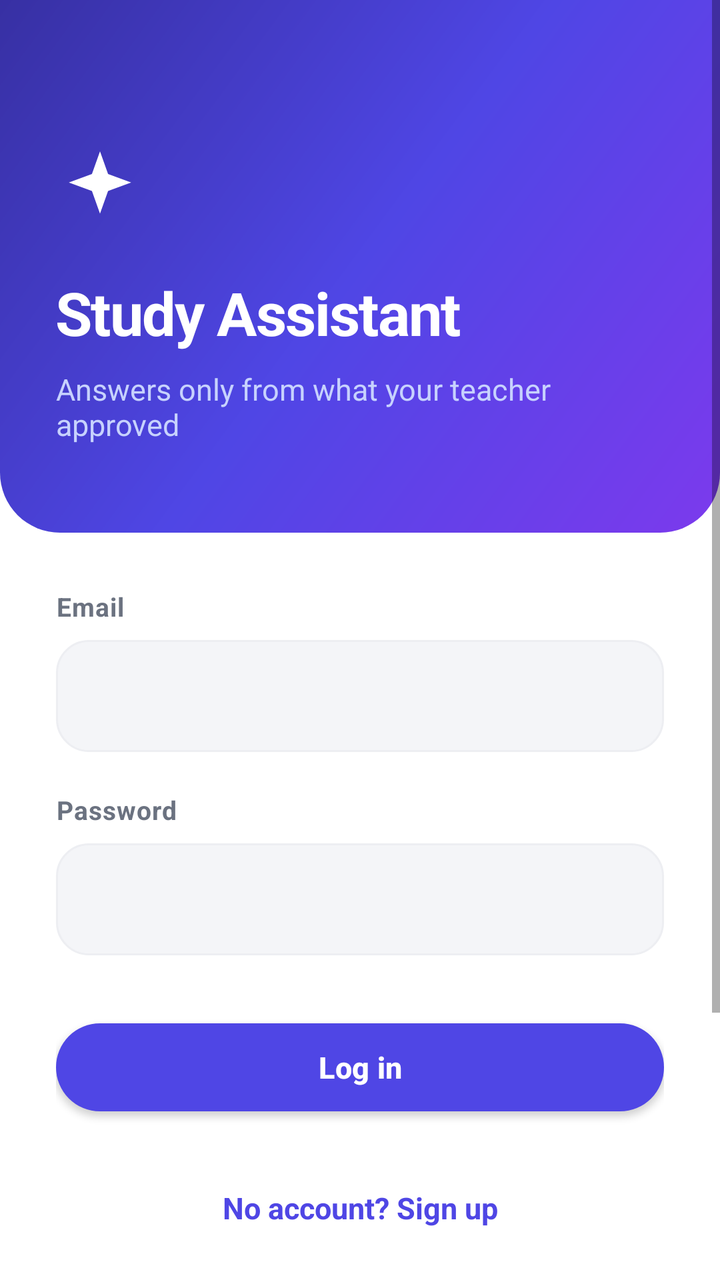
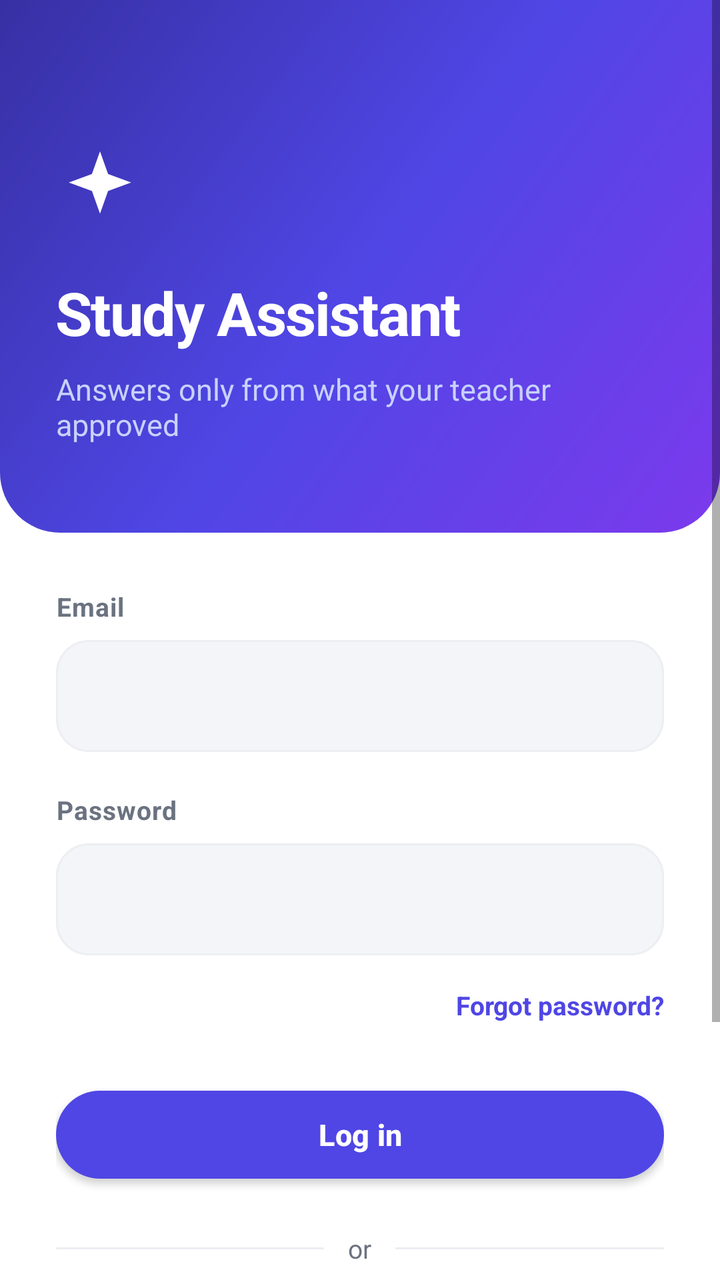

Before-and-after screenshots of an Android layout around one commit, followed by the original layout XML and the change that was made.
<!-- AndroidManifest.xml: application theme Theme.StudyAssistant -->
<!-- res/layout/activity_login.xml -->
<?xml version="1.0" encoding="utf-8"?>
<ScrollView xmlns:android="http://schemas.android.com/apk/res/android"
    android:layout_width="match_parent"
    android:layout_height="match_parent"
    android:background="@color/surface"
    android:fillViewport="true">

    <LinearLayout
        android:layout_width="match_parent"
        android:layout_height="wrap_content"
        android:orientation="vertical">

        
        <LinearLayout
            android:layout_width="match_parent"
            android:layout_height="wrap_content"
            android:orientation="vertical"
            android:background="@drawable/bg_hero"
            android:paddingStart="@dimen/space_xl"
            android:paddingEnd="@dimen/space_xl"
            android:paddingTop="72dp"
            android:paddingBottom="44dp">

            <ImageView
                android:layout_width="44dp"
                android:layout_height="44dp"
                android:src="@drawable/ic_sparkle"
                android:contentDescription="@string/app_name"
                app:tint="@color/white"
                xmlns:app="http://schemas.android.com/apk/res-auto" />

            <TextView
                android:layout_width="wrap_content"
                android:layout_height="wrap_content"
                android:layout_marginTop="@dimen/space_lg"
                android:text="@string/app_name"
                android:textColor="@color/white"
                android:textSize="@dimen/text_hero"
                android:textStyle="bold"
                android:letterSpacing="-0.02" />

            <TextView
                android:layout_width="match_parent"
                android:layout_height="wrap_content"
                android:layout_marginTop="@dimen/space_sm"
                android:text="@string/app_tagline"
                android:textColor="@color/text_on_primary_soft"
                android:textSize="@dimen/text_body" />
        </LinearLayout>

        <LinearLayout
            android:layout_width="match_parent"
            android:layout_height="wrap_content"
            android:orientation="vertical"
            android:padding="@dimen/space_xl">

            <TextView
                android:layout_width="wrap_content"
                android:layout_height="wrap_content"
                android:text="@string/email"
                style="@style/TextLabel" />

            <EditText
                android:id="@+id/etEmail"
                android:layout_marginTop="@dimen/space_sm"
                android:inputType="textEmailAddress"
                android:maxLines="1"
                android:autofillHints="emailAddress"
                style="@style/FieldInput" />

            <TextView
                android:layout_width="wrap_content"
                android:layout_height="wrap_content"
                android:layout_marginTop="@dimen/space_lg"
                android:text="@string/password"
                style="@style/TextLabel" />

            <EditText
                android:id="@+id/etPassword"
                android:layout_marginTop="@dimen/space_sm"
                android:inputType="textPassword"
                android:maxLines="1"
                android:autofillHints="password"
                style="@style/FieldInput" />

            <TextView
                android:id="@+id/tvError"
                android:layout_width="match_parent"
                android:layout_height="wrap_content"
                android:layout_marginTop="@dimen/space_md"
                android:textColor="@color/danger"
                android:textSize="@dimen/text_caption"
                android:visibility="gone" />

            <com.google.android.material.button.MaterialButton
                android:id="@+id/btnLogin"
                android:layout_width="match_parent"
                android:layout_marginTop="@dimen/space_xl"
                android:text="@string/login"
                style="@style/PrimaryButton" />

            <TextView
                android:id="@+id/tvGoSignUp"
                android:layout_width="match_parent"
                android:layout_height="wrap_content"
                android:layout_marginTop="@dimen/space_lg"
                android:gravity="center"
                android:padding="@dimen/space_md"
                android:text="@string/no_account"
                android:textColor="@color/primary"
                android:textSize="@dimen/text_body"
                android:textStyle="bold"
                android:background="?attr/selectableItemBackground"
                android:clickable="true"
                android:focusable="true" />

            <LinearLayout
                android:layout_width="match_parent"
                android:layout_height="wrap_content"
                android:layout_marginTop="@dimen/space_lg"
                android:orientation="vertical"
                android:background="@drawable/bg_input"
                android:padding="@dimen/space_lg">

                <TextView
                    android:layout_width="wrap_content"
                    android:layout_height="wrap_content"
                    android:text="@string/demo_accounts"
                    android:textColor="@color/text_secondary"
                    android:textSize="@dimen/text_caption"
                    android:lineSpacingExtra="4dp"
                    android:fontFamily="monospace" />
            </LinearLayout>
        </LinearLayout>
    </LinearLayout>
</ScrollView>
<!-- resources referenced by this layout -->
<resources>
  <color name="danger">#E11D48</color>
  <color name="primary">#4F46E5</color>
  <color name="surface">#FFFFFF</color>
  <color name="text_on_primary_soft">#C7D2FE</color>
  <color name="text_secondary">#6B7280</color>
  <color name="white">#FFFFFF</color>
  <dimen name="space_lg">20dp</dimen>
  <dimen name="space_md">12dp</dimen>
  <dimen name="space_sm">8dp</dimen>
  <dimen name="space_xl">28dp</dimen>
  <dimen name="text_body">15sp</dimen>
  <dimen name="text_caption">13sp</dimen>
  <dimen name="text_hero">30sp</dimen>
  <!-- drawable bg_hero (drawable) -->
  <?xml version="1.0" encoding="utf-8"?>
  <shape xmlns:android="http://schemas.android.com/apk/res/android" android:shape="rectangle">
      <gradient
          android:startColor="@color/primary_deep"
          android:centerColor="@color/primary"
          android:endColor="@color/violet"
          android:angle="315" />
      <corners android:bottomLeftRadius="30dp" android:bottomRightRadius="30dp" />
  </shape>
  <!-- drawable bg_input (drawable) -->
  <?xml version="1.0" encoding="utf-8"?>
  <shape xmlns:android="http://schemas.android.com/apk/res/android" android:shape="rectangle">
      <solid android:color="@color/surface_sunken" />
      <corners android:radius="@dimen/radius_md" />
      <stroke android:width="1dp" android:color="@color/border" />
  </shape>
  <!-- drawable ic_sparkle (drawable) -->
  <vector xmlns:android="http://schemas.android.com/apk/res/android"
      android:width="24dp" android:height="24dp"
      android:viewportWidth="24" android:viewportHeight="24"
      android:tint="@color/text_secondary">
      <path android:fillColor="#FFFFFF" android:pathData="M12,2l2.2,6.2L20.5,10.5l-6.3,2.3L12,19l-2.2,-6.2L3.5,10.5l6.3,-2.3z" />
  </vector>
  <string name="app_name">Study Assistant</string>
  <string name="app_tagline">Answers only from what your teacher approved</string>
  <string name="demo_accounts">Demo logins\nTeacher: teacher@seu.edu.bd / teacher123\nStudent: student@seu.edu.bd / student123</string>
  <string name="email">Email</string>
  <string name="login">Log in</string>
  <string name="no_account">No account? Sign up</string>
  <string name="password">Password</string>
  <style name="FieldInput">
          <item name="android:layout_width">match_parent</item>
          <item name="android:layout_height">@dimen/input_height</item>
          <item name="android:background">@drawable/bg_input</item>
          <item name="android:paddingStart">18dp</item>
          <item name="android:paddingEnd">18dp</item>
          <item name="android:textSize">@dimen/text_body</item>
          <item name="android:textColor">@color/text_primary</item>
      </style>
  <style name="TextLabel">
          <item name="android:textSize">@dimen/text_caption</item>
          <item name="android:textColor">@color/text_secondary</item>
          <item name="android:textStyle">bold</item>
          <item name="android:letterSpacing">0.03</item>
      </style>
  <color name="primary_deep">#3730A3</color>
  <color name="violet">#7C3AED</color>
  <color name="surface_sunken">#F4F5F8</color>
  <dimen name="radius_md">16dp</dimen>
  <color name="border">#EDEEF2</color>
  <dimen name="input_height">56dp</dimen>
  <color name="text_primary">#111827</color>
  <dimen name="button_height">56dp</dimen>
  <color name="text_on_primary">#FFFFFF</color>
  <dimen name="radius_pill">28dp</dimen>
  <color name="primary_tint">#C7D2FE</color>
  <color name="background">#FAFAFB</color>
  <color name="text_tertiary">#9CA3AF</color>
</resources>

<!-- the commit's change to res/layout/activity_login.xml (unified diff, before → after) -->
@@ -84,10 +84,26 @@
                 style="@style/FieldInput" />
 
             <TextView
+                android:id="@+id/tvForgot"
+                android:layout_width="wrap_content"
+                android:layout_height="wrap_content"
+                android:layout_gravity="end"
+                android:layout_marginTop="@dimen/space_sm"
+                android:paddingTop="@dimen/space_sm"
+                android:paddingBottom="@dimen/space_sm"
+                android:text="@string/forgot_password"
+                android:textColor="@color/primary"
+                android:textSize="@dimen/text_caption"
+                android:textStyle="bold"
+                android:background="?attr/selectableItemBackground"
+                android:clickable="true"
+                android:focusable="true" />
+
+            <TextView
                 android:id="@+id/tvError"
                 android:layout_width="match_parent"
                 android:layout_height="wrap_content"
-                android:layout_marginTop="@dimen/space_md"
+                android:layout_marginTop="@dimen/space_sm"
                 android:textColor="@color/danger"
                 android:textSize="@dimen/text_caption"
                 android:visibility="gone" />
@@ -95,9 +111,41 @@
             <com.google.android.material.button.MaterialButton
                 android:id="@+id/btnLogin"
                 android:layout_width="match_parent"
-                android:layout_marginTop="@dimen/space_xl"
+                android:layout_marginTop="@dimen/space_lg"
                 android:text="@string/login"
                 style="@style/PrimaryButton" />
+
+            
+            <LinearLayout
+                android:layout_width="match_parent"
+                android:layout_height="wrap_content"
+                android:layout_marginTop="@dimen/space_lg"
+                android:gravity="center_vertical"
+                android:orientation="horizontal">
+                <View android:layout_width="0dp" android:layout_height="1dp"
+                    android:layout_weight="1" android:background="@color/border" />
+                <TextView
+                    android:layout_width="wrap_content"
+                    android:layout_height="wrap_content"
+                    android:layout_marginStart="@dimen/space_md"
+                    android:layout_marginEnd="@dimen/space_md"
+                    android:text="@string/or"
+                    style="@style/TextCaption" />
+                <View android:layout_width="0dp" android:layout_height="1dp"
+                    android:layout_weight="1" android:background="@color/border" />
+            </LinearLayout>
+
+            <com.google.android.material.button.MaterialButton
+                android:id="@+id/btnGoogle"
+                android:layout_width="match_parent"
+                android:layout_marginTop="@dimen/space_lg"
+                android:text="@string/continue_with_google"
+                app:icon="@drawable/ic_google"
+                app:iconTint="@null"
+                app:iconGravity="textStart"
+                app:iconPadding="@dimen/space_md"
+                style="@style/SecondaryButton"
+                xmlns:app="http://schemas.android.com/apk/res-auto" />
 
             <TextView
                 android:id="@+id/tvGoSignUp"
@@ -113,24 +161,6 @@
                 android:background="?attr/selectableItemBackground"
                 android:clickable="true"
                 android:focusable="true" />
-
-            <LinearLayout
-                android:layout_width="match_parent"
-                android:layout_height="wrap_content"
-                android:layout_marginTop="@dimen/space_lg"
-                android:orientation="vertical"
-                android:background="@drawable/bg_input"
-                android:padding="@dimen/space_lg">
-
-                <TextView
-                    android:layout_width="wrap_content"
-                    android:layout_height="wrap_content"
-                    android:text="@string/demo_accounts"
-                    android:textColor="@color/text_secondary"
-                    android:textSize="@dimen/text_caption"
-                    android:lineSpacingExtra="4dp"
-                    android:fontFamily="monospace" />
-            </LinearLayout>
         </LinearLayout>
     </LinearLayout>
 </ScrollView>
<!-- resource entries referenced after the edit -->
@@ -1,10 +1,10 @@
 <!-- resources referenced by this layout -->
 <resources>
+  <color name="border">#EDEEF2</color>
   <color name="danger">#E11D48</color>
   <color name="primary">#4F46E5</color>
   <color name="surface">#FFFFFF</color>
   <color name="text_on_primary_soft">#C7D2FE</color>
-  <color name="text_secondary">#6B7280</color>
   <color name="white">#FFFFFF</color>
   <dimen name="space_lg">20dp</dimen>
   <dimen name="space_md">12dp</dimen>
@@ -23,13 +23,6 @@
           android:angle="315" />
       <corners android:bottomLeftRadius="30dp" android:bottomRightRadius="30dp" />
   </shape>
-  <!-- drawable bg_input (drawable) -->
-  <?xml version="1.0" encoding="utf-8"?>
-  <shape xmlns:android="http://schemas.android.com/apk/res/android" android:shape="rectangle">
-      <solid android:color="@color/surface_sunken" />
-      <corners android:radius="@dimen/radius_md" />
-      <stroke android:width="1dp" android:color="@color/border" />
-  </shape>
   <!-- drawable ic_sparkle (drawable) -->
   <vector xmlns:android="http://schemas.android.com/apk/res/android"
       android:width="24dp" android:height="24dp"
@@ -39,10 +32,12 @@
   </vector>
   <string name="app_name">Study Assistant</string>
   <string name="app_tagline">Answers only from what your teacher approved</string>
-  <string name="demo_accounts">Demo logins\nTeacher: teacher@seu.edu.bd / teacher123\nStudent: student@seu.edu.bd / student123</string>
+  <string name="continue_with_google">Continue with Google</string>
   <string name="email">Email</string>
+  <string name="forgot_password">Forgot password?</string>
   <string name="login">Log in</string>
   <string name="no_account">No account? Sign up</string>
+  <string name="or">or</string>
   <string name="password">Password</string>
   <style name="FieldInput">
           <item name="android:layout_width">match_parent</item>
@@ -53,6 +48,10 @@
           <item name="android:textSize">@dimen/text_body</item>
           <item name="android:textColor">@color/text_primary</item>
       </style>
+  <style name="TextCaption">
+          <item name="android:textSize">@dimen/text_caption</item>
+          <item name="android:textColor">@color/text_secondary</item>
+      </style>
   <style name="TextLabel">
           <item name="android:textSize">@dimen/text_caption</item>
           <item name="android:textColor">@color/text_secondary</item>
@@ -61,10 +60,15 @@
       </style>
   <color name="primary_deep">#3730A3</color>
   <color name="violet">#7C3AED</color>
-  <color name="surface_sunken">#F4F5F8</color>
-  <dimen name="radius_md">16dp</dimen>
-  <color name="border">#EDEEF2</color>
+  <color name="text_secondary">#6B7280</color>
   <dimen name="input_height">56dp</dimen>
+  <!-- drawable bg_input (drawable) -->
+  <?xml version="1.0" encoding="utf-8"?>
+  <shape xmlns:android="http://schemas.android.com/apk/res/android" android:shape="rectangle">
+      <solid android:color="@color/surface_sunken" />
+      <corners android:radius="@dimen/radius_md" />
+      <stroke android:width="1dp" android:color="@color/border" />
+  </shape>
   <color name="text_primary">#111827</color>
   <dimen name="button_height">56dp</dimen>
   <color name="text_on_primary">#FFFFFF</color>
@@ -72,5 +76,7 @@
   <color name="primary_tint">#C7D2FE</color>
   <color name="background">#FAFAFB</color>
   <color name="text_tertiary">#9CA3AF</color>
+  <color name="surface_sunken">#F4F5F8</color>
+  <dimen name="radius_md">16dp</dimen>
 </resources>
 
